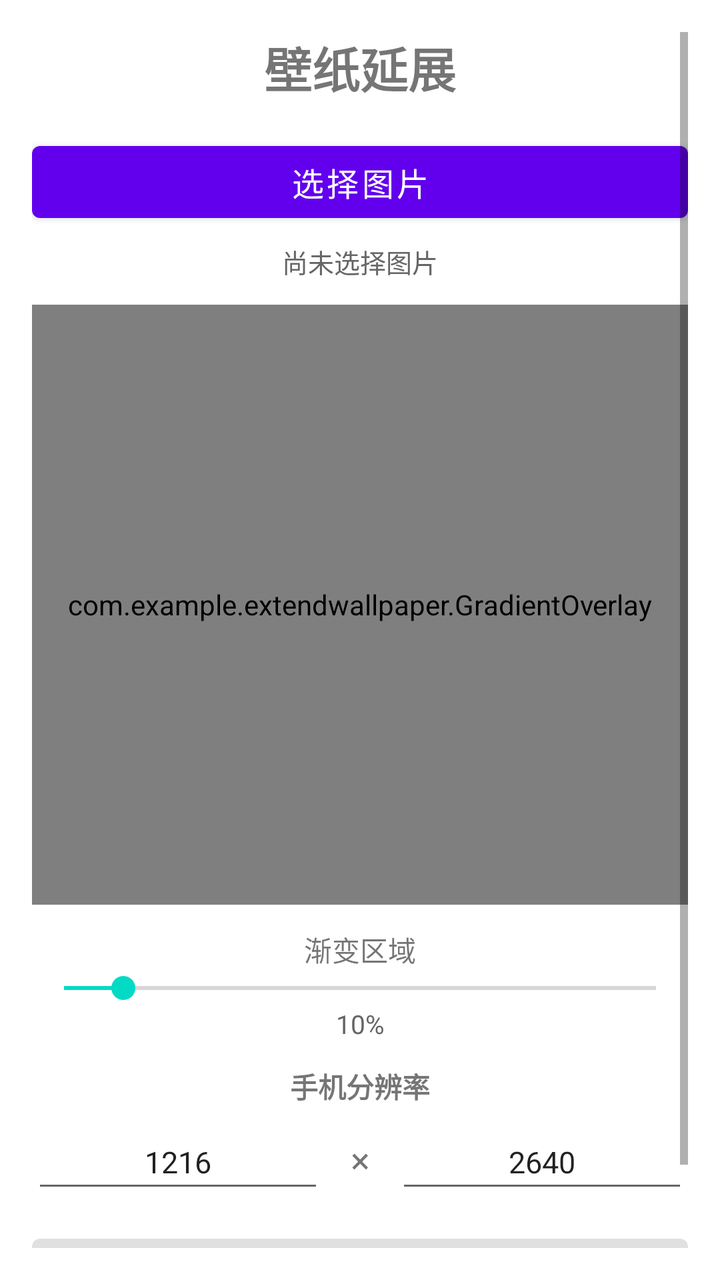
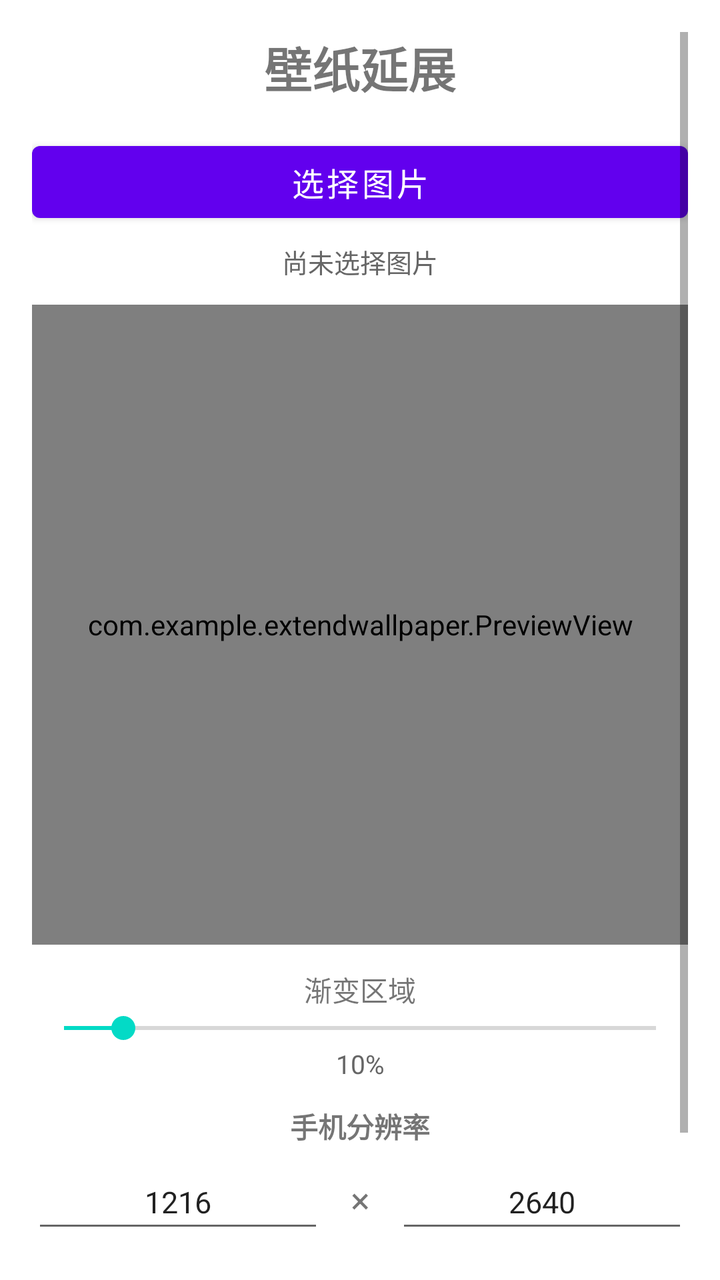

Screens rendered from an Android XML layout before and after an edit, with the pre-edit source and the edit as a unified diff.
<!-- AndroidManifest.xml: application theme Theme.ExtendWallpaper -->
<!-- res/layout/activity_main.xml -->
<?xml version="1.0" encoding="utf-8"?>
<ScrollView xmlns:android="http://schemas.android.com/apk/res/android"
    android:layout_width="match_parent" android:layout_height="match_parent"
    android:padding="16dp">

    <LinearLayout android:layout_width="match_parent"
        android:layout_height="wrap_content" android:orientation="vertical"
        android:gravity="center_horizontal">

        <TextView android:layout_width="wrap_content" android:layout_height="wrap_content"
            android:text="壁纸延展" android:textSize="24sp" android:textStyle="bold"
            android:layout_marginBottom="16dp" />

        <Button android:id="@+id/btnPickImage" android:layout_width="match_parent"
            android:layout_height="48dp" android:text="选择图片" android:textSize="16sp" />

        <TextView android:id="@+id/tvImageInfo" android:layout_width="match_parent"
            android:layout_height="wrap_content" android:layout_marginTop="6dp"
            android:text="尚未选择图片" android:textSize="13sp" android:textColor="#666"
            android:gravity="center" />

        
        <FrameLayout android:id="@+id/previewContainer"
            android:layout_width="match_parent"
            android:layout_height="300dp"
            android:layout_marginTop="12dp"
            android:background="#111">

            <ImageView android:id="@+id/ivPreview"
                android:layout_width="match_parent"
                android:layout_height="match_parent"
                android:scaleType="fitCenter"
                android:adjustViewBounds="true" />

            <com.example.extendwallpaper.GradientOverlay android:id="@+id/gradientOverlay"
                android:layout_width="match_parent"
                android:layout_height="match_parent" />
        </FrameLayout>

        
        <TextView android:layout_width="wrap_content" android:layout_height="wrap_content"
            android:layout_marginTop="12dp" android:text="渐变区域" android:textSize="14sp" />

        <SeekBar android:id="@+id/sbModifyZone"
            android:layout_width="match_parent"
            android:layout_height="wrap_content"
            android:max="100" android:progress="10" />

        <TextView android:id="@+id/tvModifyZone"
            android:layout_width="match_parent" android:layout_height="wrap_content"
            android:text="10%" android:textSize="13sp" android:textColor="#666"
            android:gravity="center" />

        
        <TextView android:layout_width="wrap_content" android:layout_height="wrap_content"
            android:layout_marginTop="12dp" android:text="手机分辨率" android:textSize="14sp"
            android:textStyle="bold" />

        <LinearLayout android:layout_width="match_parent"
            android:layout_height="wrap_content" android:orientation="horizontal"
            android:layout_marginTop="4dp">
            <EditText android:id="@+id/etPhoneWidth" android:layout_width="0dp"
                android:layout_weight="1" android:layout_height="44dp"
                android:inputType="number" android:hint="宽度" android:text="1216"
                android:gravity="center" android:textSize="15sp" />
            <TextView android:layout_width="36dp" android:layout_height="44dp"
                android:gravity="center" android:text="×" android:textSize="18sp" />
            <EditText android:id="@+id/etPhoneHeight" android:layout_width="0dp"
                android:layout_weight="1" android:layout_height="44dp"
                android:inputType="number" android:hint="高度" android:text="2640"
                android:gravity="center" android:textSize="15sp" />
        </LinearLayout>

        <Button android:id="@+id/btnGenerate" android:layout_width="match_parent"
            android:layout_height="48dp" android:layout_marginTop="12dp"
            android:text="生成壁纸" android:textSize="16sp" android:enabled="false" />

        <ProgressBar android:id="@+id/progressBar" android:layout_width="wrap_content"
            android:layout_height="wrap_content" android:layout_marginTop="8dp"
            android:visibility="gone" />

        <TextView android:id="@+id/tvResult" android:layout_width="match_parent"
            android:layout_height="wrap_content" android:layout_marginTop="8dp"
            android:textSize="13sp" android:textColor="#333" android:gravity="center" />

    </LinearLayout>
</ScrollView>
<!-- resources referenced by this layout -->
<resources>
  <style name="Theme.ExtendWallpaper" parent="Theme.MaterialComponents.Light.NoActionBar" />
</resources>

<!-- the commit's change to res/layout/activity_main.xml (unified diff, before → after) -->
@@ -20,22 +20,11 @@
             android:gravity="center" />
 
         
-        <FrameLayout android:id="@+id/previewContainer"
+        <com.example.extendwallpaper.PreviewView android:id="@+id/previewView"
             android:layout_width="match_parent"
-            android:layout_height="300dp"
+            android:layout_height="320dp"
             android:layout_marginTop="12dp"
-            android:background="#111">
-
-            <ImageView android:id="@+id/ivPreview"
-                android:layout_width="match_parent"
-                android:layout_height="match_parent"
-                android:scaleType="fitCenter"
-                android:adjustViewBounds="true" />
-
-            <com.example.extendwallpaper.GradientOverlay android:id="@+id/gradientOverlay"
-                android:layout_width="match_parent"
-                android:layout_height="match_parent" />
-        </FrameLayout>
+            android:background="#111" />
 
         
         <TextView android:layout_width="wrap_content" android:layout_height="wrap_content"
